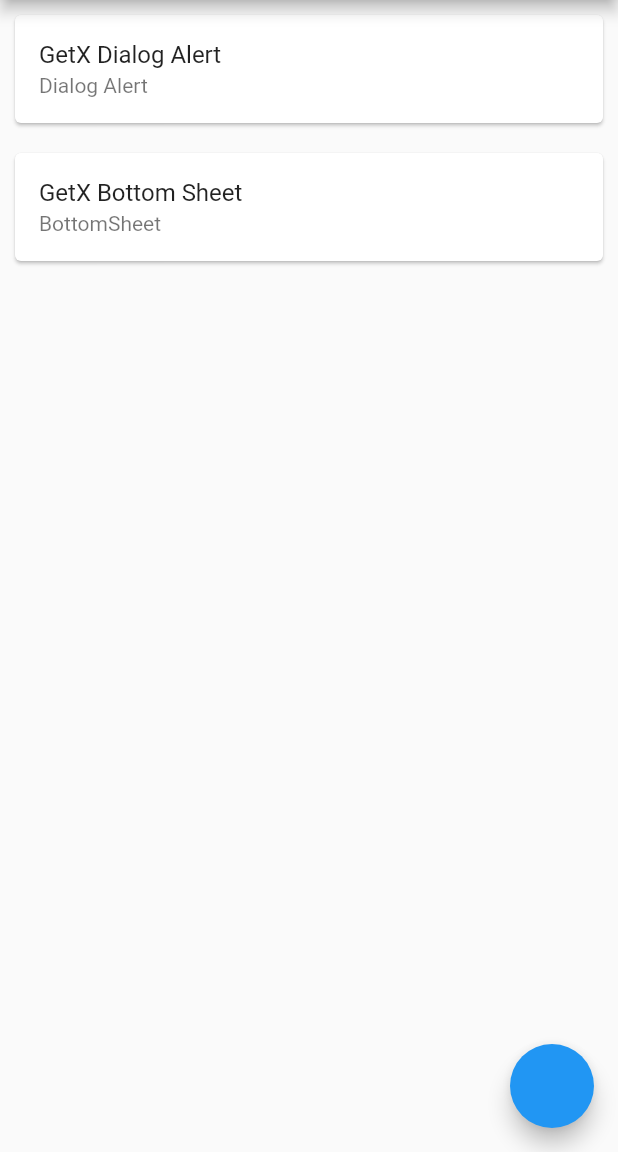
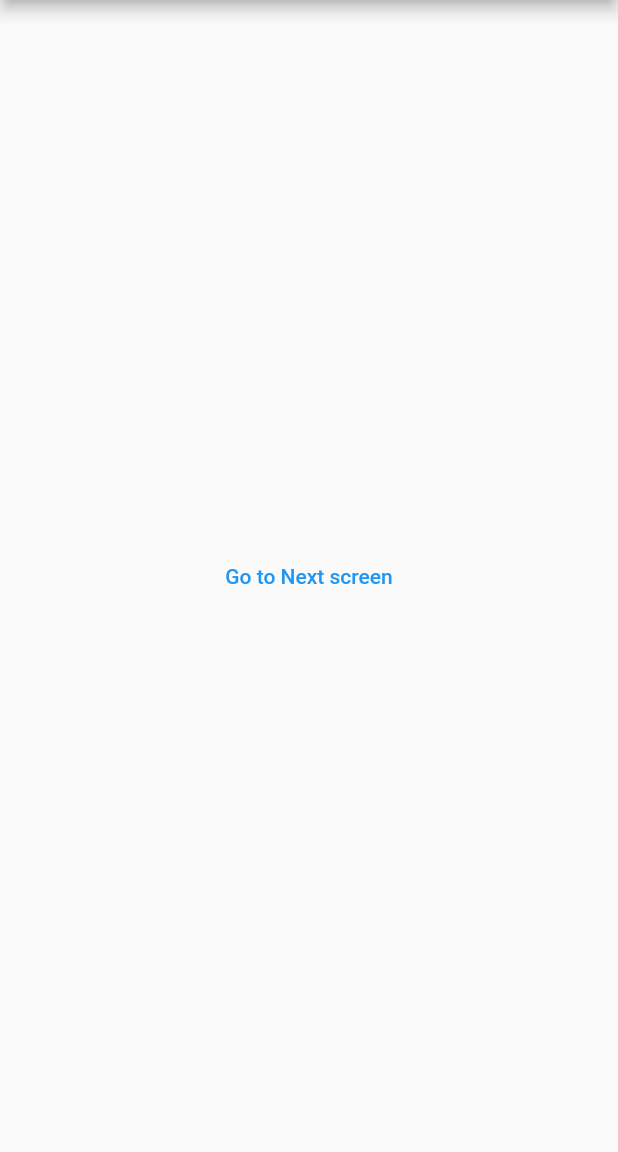
Before and after one commit to rajkayasth/Flutter_GetX_tutorial, a Flutter app: the screen it shows after launch, on a phone screen of 412 x 824 dp, the part 84-1236 px from its top. Run offline on Flutter 3.47's test engine with Material 2 defaults, Android fonts, the phone set to English and light mode, and no system bars; our stand-ins replace get.

Commit message:
- Navigation Using Getx

```diff
--- a/lib/main.dart
+++ b/lib/main.dart
@@ -1,6 +1,8 @@
 import 'package:flutter/material.dart';
 import 'package:get/get.dart';
-import 'package:getx_tutorial/home_screen.dart';
+import 'package:getx_tutorial/navigation_home_screen.dart';
+import 'package:getx_tutorial/screen_one.dart';
+import 'package:getx_tutorial/screen_two.dart';
 
 void main() {
   runApp(const MyApp());
@@ -15,10 +17,23 @@ class MyApp extends StatelessWidget {
     return GetMaterialApp(
       title: 'Flutter Demo',
       theme: ThemeData(
-
         primarySwatch: Colors.blue,
       ),
-      home: const HomeScreen(),
+      home: const NavigationHomeScreen(),
+      getPages: [
+        GetPage(
+          name: "/",
+          page: () => NavigationHomeScreen(),
+        ),
+        GetPage(
+          name: "/screenOne",
+          page: () => ScreenOne(),
+        ),
+        GetPage(
+          name: "/screenTwo",
+          page: () => ScreenTwo(),
+        ),
+      ],
     );
   }
 }
--- /dev/null
+++ b/lib/navigation_home_screen.dart
@@ -0,0 +1,39 @@
+import 'package:flutter/material.dart';
+import 'package:get/get.dart';
+import 'package:getx_tutorial/screen_one.dart';
+
+class NavigationHomeScreen extends StatefulWidget {
+  const NavigationHomeScreen({Key? key}) : super(key: key);
+
+  @override
+  State<NavigationHomeScreen> createState() => _NavigationHomeScreenState();
+}
+
+class _NavigationHomeScreenState extends State<NavigationHomeScreen> {
+  @override
+  Widget build(BuildContext context) {
+    return Scaffold(
+      appBar: AppBar(
+        title: const Text("GetX Tutorials"),
+      ),
+      body: Column(
+        mainAxisAlignment: MainAxisAlignment.center,
+        crossAxisAlignment: CrossAxisAlignment.center,
+        children: [
+          Center(
+            child: TextButton(
+              onPressed: () {
+                // Get.to(const ScreenOne());
+                Get.toNamed("/screenOne",arguments: [
+                  "App Name",
+                  "DEMO ON GETX"
+                ]);
+              },
+              child: const Text("Go to Next screen"),
+            ),
+          )
+        ],
+      ),
+    );
+  }
+}
```
Also changed, not shown: lib/screen_one.dart (added, +37 -0 lines), lib/screen_two.dart (added, +34 -0 lines).
